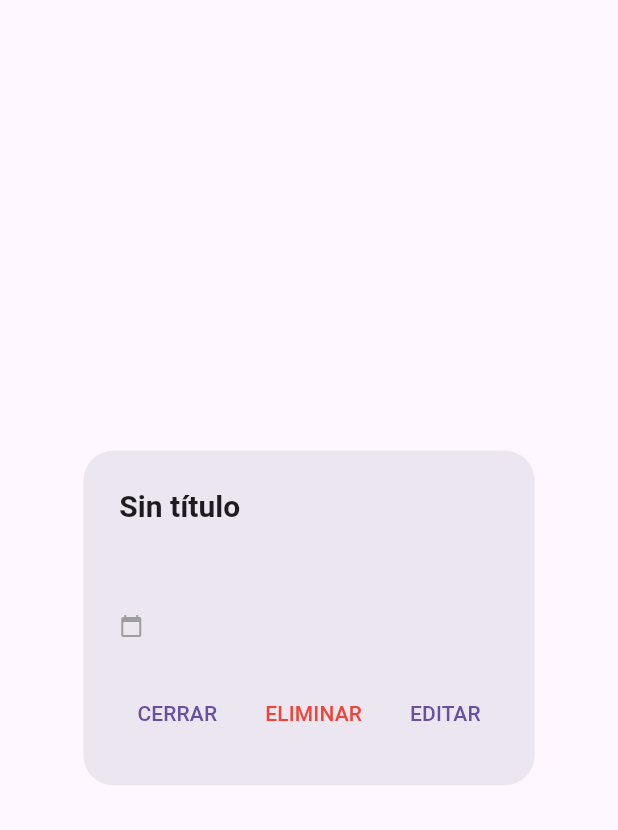
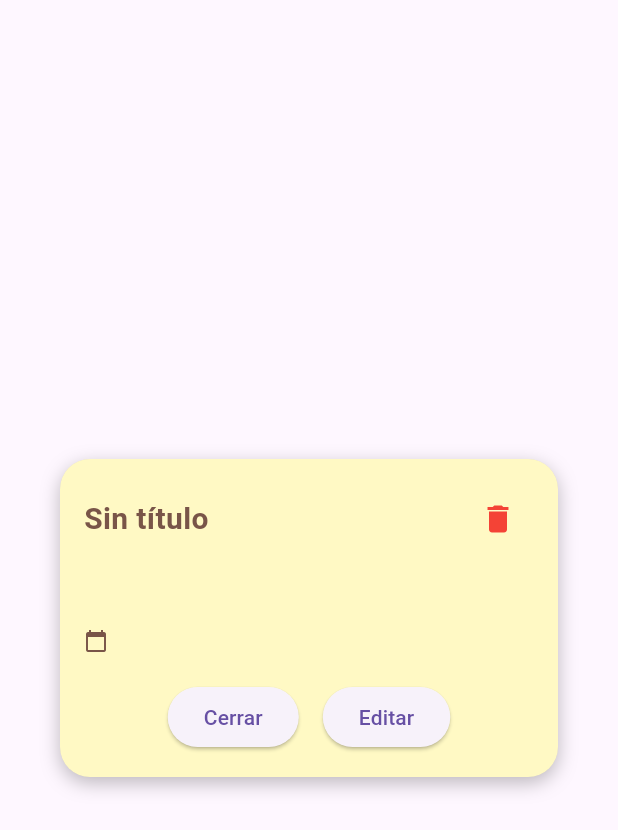
Before and after one commit to Marlon042/Notas-discretas1, a Flutter app: the NoteDetailDialog widget shown alone on an empty page, opened directly with empty values, on a phone screen of 412 x 824 dp. Shown: the top 830 px of the screen. Run offline on Flutter 3.47's test engine with Material 3 defaults, Android fonts, the phone set to English and light mode, and no system bars; our stand-ins replace bloc, cloud_firestore, equatable, firebase_auth, firebase_core, flutter_bloc; accounts and stored records are empty.

Commit message:
Cambios
Todo aun "funciona"

```diff
--- a/lib/core/widgets/note_detail_dialog.dart
+++ b/lib/core/widgets/note_detail_dialog.dart
@@ -16,54 +16,118 @@ class NoteDetailDialog extends StatelessWidget {
 
   @override
   Widget build(BuildContext context) {
-    return AlertDialog(
+    return Dialog(
       shape: RoundedRectangleBorder(borderRadius: BorderRadius.circular(20)),
-      title: Text(
-        note.title.isNotEmpty ? note.title : 'Sin título',
-        style: const TextStyle(fontWeight: FontWeight.bold, fontSize: 20),
-      ),
-      content: SingleChildScrollView(
+      child: Container(
+        padding: const EdgeInsets.all(16),
+        decoration: BoxDecoration(
+          color: Colors.yellow[100],
+          borderRadius: BorderRadius.circular(20),
+          boxShadow: [
+            BoxShadow(
+              color: Colors.black26,
+              blurRadius: 10,
+              offset: Offset(0, 4),
+            ),
+          ],
+        ),
         child: Column(
+          mainAxisSize: MainAxisSize.min,
           crossAxisAlignment: CrossAxisAlignment.start,
           children: [
-            Text(note.content, style: const TextStyle(fontSize: 16)),
+            Row(
+              mainAxisAlignment: MainAxisAlignment.spaceBetween,
+              children: [
+                Text(
+                  note.title.isNotEmpty ? note.title : 'Sin título',
+                  style: const TextStyle(
+                    fontWeight: FontWeight.bold,
+                    fontSize: 20,
+                    color: Colors.brown,
+                  ),
+                ),
+                IconButton(
+                  icon: const Icon(Icons.delete, color: Colors.red),
+                  onPressed: () {
+                    showDialog(
+                      context: context,
+                      builder: (BuildContext context) {
+                        return AlertDialog(
+                          title: const Text('Confirmar eliminación'),
+                          content: const Text(
+                            '¿Estás seguro de que deseas eliminar esta nota?',
+                          ),
+                          actions: [
+                            TextButton(
+                              onPressed: () => Navigator.pop(context),
+                              child: const Text('No'),
+                            ),
+                            TextButton(
+                              onPressed: () {
+                                context.read<NoteBloc>().add(
+                                  DeleteNote(note.id),
+                                );
+                                Navigator.pop(context);
+                                Navigator.pop(context);
+                              },
+                              child: const Text(
+                                'Sí',
+                                style: TextStyle(color: Colors.red),
+                              ),
+                            ),
+                          ],
+                        );
+                      },
+                    );
+                  },
+                ),
+              ],
+            ),
+            const SizedBox(height: 8),
+            Text(
+              note.content,
+              style: const TextStyle(fontSize: 16, color: Colors.black87),
+            ),
             const SizedBox(height: 16),
             Row(
               children: [
-                const Icon(Icons.calendar_today, size: 16, color: Colors.grey),
+                const Icon(Icons.calendar_today, size: 16, color: Colors.brown),
                 const SizedBox(width: 6),
                 Text(
                   dateStr,
-                  style: const TextStyle(fontSize: 14, color: Colors.grey),
+                  style: const TextStyle(fontSize: 14, color: Colors.brown),
+                ),
+              ],
+            ),
+            const SizedBox(height: 16),
+            Row(
+              mainAxisAlignment: MainAxisAlignment.center,
+              children: [
+                ElevatedButton(
+                  onPressed: () {
+                    Navigator.pop(context);
+                  },
+                  child: const Text('Cerrar'),
+                ),
+                const SizedBox(width: 16),
+                ElevatedButton(
+                  onPressed: () {
+                    Navigator.push(
+                      context,
+                      MaterialPageRoute(
+                        builder: (context) => NoteEditorScreen(note: note),
+                      ),
+                    ).then((_) {
+                      context.read<NoteBloc>().add(DeselectNote());
+                    });
+                  },
+                  child: const Text('Editar'),
                 ),
               ],
             ),
           ],
         ),
       ),
-      actions: [
-        TextButton(
-          onPressed: () => Navigator.pop(context),
-          child: const Text('CERRAR'),
-        ),
-        TextButton(
-          onPressed: () {
-            context.read<NoteBloc>().add(DeleteNote(note.id));
-            Navigator.pop(context);
-          },
-          child: const Text('ELIMINAR', style: TextStyle(color: Colors.red)),
-        ),
-        TextButton(
-          onPressed: () {
-            Navigator.pop(context);
-            Navigator.push(
-              context,
-              MaterialPageRoute(builder: (_) => NoteEditorScreen(note: note)),
-            );
-          },
-          child: const Text('EDITAR'),
-        ),
-      ],
     );
   }
 }
--- a/lib/features/notes/bloc/note_bloc.dart
+++ b/lib/features/notes/bloc/note_bloc.dart
@@ -31,6 +31,7 @@ class NoteBloc extends Bloc<NoteEvent, NoteState> {
     on<UpdateNote>((event, emit) async {
       try {
         await noteRepository.updateNote(event.note);
+        emit(NoteDeselected());
       } catch (e) {
         emit(NoteError('Error al actualizar nota'));
       }
@@ -43,5 +44,8 @@ class NoteBloc extends Bloc<NoteEvent, NoteState> {
         emit(NoteError('Error al eliminar nota'));
       }
     });
+    on<DeselectNote>((event, emit) {
+      emit(NoteDeselected());
+    });
   }
 }
--- a/lib/features/notes/bloc/note_event.dart
+++ b/lib/features/notes/bloc/note_event.dart
@@ -1,36 +1,49 @@
-import '../models/note_model.dart';
 import 'package:equatable/equatable.dart';
 
 abstract class NoteEvent extends Equatable {
+  const NoteEvent();
+
   @override
   List<Object?> get props => [];
 }
 
+class DeleteNote extends NoteEvent {
+  final String noteId;
+
+  const DeleteNote(this.noteId);
+
+  @override
+  List<Object?> get props => [noteId];
+}
+
+class DeselectNote extends NoteEvent {
+  const DeselectNote();
+}
+
 class LoadNotes extends NoteEvent {
   final String userId;
-  LoadNotes(this.userId);
+
+  const LoadNotes(this.userId);
+
   @override
   List<Object?> get props => [userId];
 }
 
 class AddNote extends NoteEvent {
-  final Note note;
+  final dynamic note;
   final String userId;
-  AddNote(this.note, this.userId);
+
+  const AddNote(this.note, this.userId);
+
   @override
   List<Object?> get props => [note, userId];
 }
 
 class UpdateNote extends NoteEvent {
-  final Note note;
-  UpdateNote(this.note);
+  final dynamic note;
+
+  const UpdateNote(this.note);
+
   @override
   List<Object?> get props => [note];
 }
-
-class DeleteNote extends NoteEvent {
-  final String noteId;
-  DeleteNote(this.noteId);
-  @override
-  List<Object?> get props => [noteId];
-}
--- a/lib/features/notes/bloc/note_state.dart
+++ b/lib/features/notes/bloc/note_state.dart
@@ -1,7 +1,8 @@
-import '../models/note_model.dart';
 import 'package:equatable/equatable.dart';
 
 abstract class NoteState extends Equatable {
+  const NoteState();
+
   @override
   List<Object?> get props => [];
 }
@@ -11,15 +12,21 @@ class NoteInitial extends NoteState {}
 class NoteLoading extends NoteState {}
 
 class NoteLoaded extends NoteState {
-  final List<Note> notes;
-  NoteLoaded(this.notes);
+  final List<dynamic> notes;
+
+  const NoteLoaded(this.notes);
+
   @override
   List<Object?> get props => [notes];
 }
 
 class NoteError extends NoteState {
   final String message;
-  NoteError(this.message);
+
+  const NoteError(this.message);
+
   @override
   List<Object?> get props => [message];
 }
+
+class NoteDeselected extends NoteState {}
```
